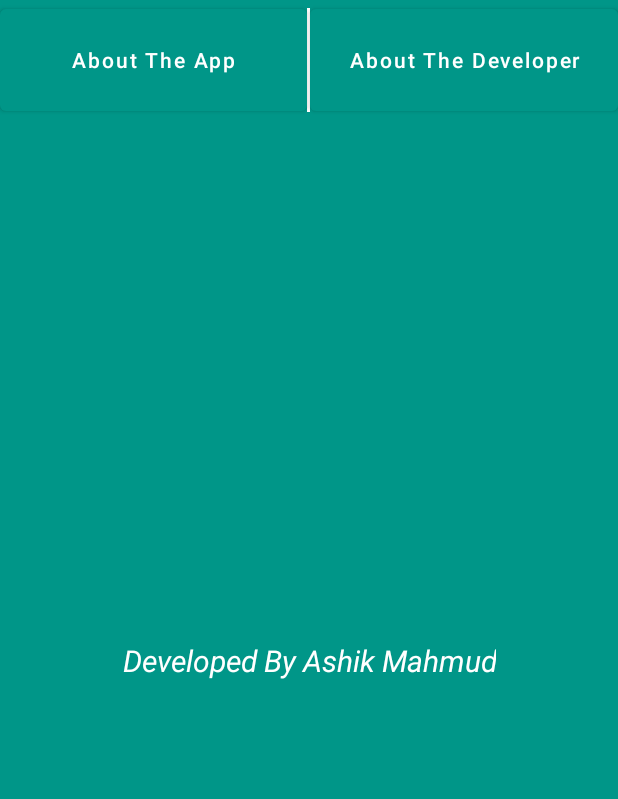
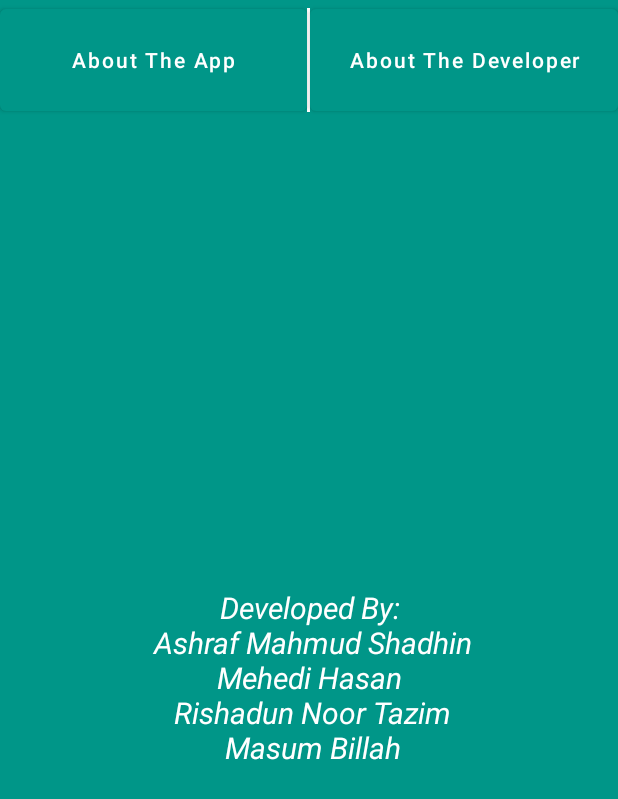
Before and after one commit to ashikmhs/Student_Management_System-SQLite-, an Android app: the fragment FragmentTwo placed in its activity, on a phone screen of 412 x 824 dp. Shown: the top 799 px of the screen. Run offline under Robolectric (Android 15) with nearby library versions, the phone set to English and light mode, and no system bars.

Commit message:
5th commit

```diff
--- a/app/src/main/res/layout/fragment_two.xml
+++ b/app/src/main/res/layout/fragment_two.xml
@@ -15,6 +15,6 @@
     android:textColor="#fff"
     android:layout_width="wrap_content"
     android:layout_height="wrap_content"
-    android:text="Developed By Ashik Mahmud\n"/>
+    android:text="Developed By:\n Ashraf Mahmud Shadhin\n Mehedi Hasan \n Rishadun Noor Tazim\n Masum Billah"/>
 
 </FrameLayout>
```
